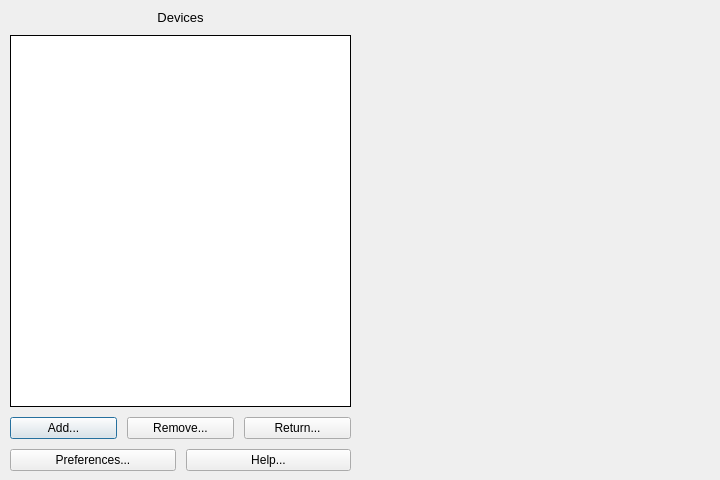
Before: the Qt Designer form src/forms/midimg-window.ui in nhielost/obs-midi-mg, drawn with Qt 5.
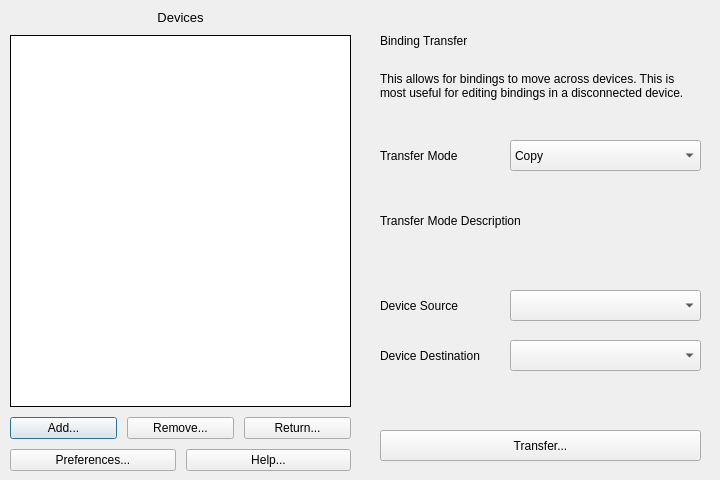
After: the same form once the commit is applied. The open tabs and pages were chosen to show the change.

Commit message: Implement transfer bindings

```diff
--- a/src/forms/midimg-window.ui
+++ b/src/forms/midimg-window.ui
@@ -4967,6 +4967,252 @@
      </property>
     </widget>
    </widget>
+   <widget class="QWidget" name="preferences_page_2">
+    <widget class="QComboBox" name="editor_transfer_mode">
+     <property name="geometry">
+      <rect>
+       <x>140</x>
+       <y>130</y>
+       <width>191</width>
+       <height>31</height>
+      </rect>
+     </property>
+     <property name="sizePolicy">
+      <sizepolicy hsizetype="Preferred" vsizetype="Fixed">
+       <horstretch>0</horstretch>
+       <verstretch>0</verstretch>
+      </sizepolicy>
+     </property>
+     <property name="font">
+      <font>
+       <family>Tahoma</family>
+       <pointsize>9</pointsize>
+      </font>
+     </property>
+     <item>
+      <property name="text">
+       <string>Copy</string>
+      </property>
+     </item>
+     <item>
+      <property name="text">
+       <string>Move</string>
+      </property>
+     </item>
+     <item>
+      <property name="text">
+       <string>Replace</string>
+      </property>
+     </item>
+    </widget>
+    <widget class="QComboBox" name="editor_transfer_dest">
+     <property name="geometry">
+      <rect>
+       <x>140</x>
+       <y>330</y>
+       <width>191</width>
+       <height>31</height>
+      </rect>
+     </property>
+     <property name="sizePolicy">
+      <sizepolicy hsizetype="Preferred" vsizetype="Fixed">
+       <horstretch>0</horstretch>
+       <verstretch>0</verstretch>
+      </sizepolicy>
+     </property>
+     <property name="font">
+      <font>
+       <family>Tahoma</family>
+       <pointsize>9</pointsize>
+      </font>
+     </property>
+    </widget>
+    <widget class="QLabel" name="text_binding_transfer">
+     <property name="geometry">
+      <rect>
+       <x>10</x>
+       <y>40</y>
+       <width>321</width>
+       <height>71</height>
+      </rect>
+     </property>
+     <property name="font">
+      <font>
+       <family>Tahoma</family>
+       <pointsize>9</pointsize>
+      </font>
+     </property>
+     <property name="text">
+      <string>This allows for bindings to move across devices. This is most useful for editing bindings in a disconnected device.</string>
+     </property>
+     <property name="wordWrap">
+      <bool>true</bool>
+     </property>
+    </widget>
+    <widget class="QLabel" name="label_transfer_dest">
+     <property name="geometry">
+      <rect>
+       <x>10</x>
+       <y>330</y>
+       <width>111</width>
+       <height>31</height>
+      </rect>
+     </property>
+     <property name="font">
+      <font>
+       <family>Tahoma</family>
+       <pointsize>9</pointsize>
+      </font>
+     </property>
+     <property name="text">
+      <string>Device Destination</string>
+     </property>
+     <property name="wordWrap">
+      <bool>true</bool>
+     </property>
+    </widget>
+    <widget class="QLabel" name="label_transfer_mode">
+     <property name="geometry">
+      <rect>
+       <x>10</x>
+       <y>130</y>
+       <width>111</width>
+       <height>31</height>
+      </rect>
+     </property>
+     <property name="font">
+      <font>
+       <family>Tahoma</family>
+       <pointsize>9</pointsize>
+      </font>
+     </property>
+     <property name="text">
+      <string>Transfer Mode</string>
+     </property>
+     <property name="wordWrap">
+      <bool>true</bool>
+     </property>
+    </widget>
+    <widget class="QLabel" name="label_transfer_source">
+     <property name="geometry">
+      <rect>
+       <x>10</x>
+       <y>280</y>
+       <width>111</width>
+       <height>31</height>
+      </rect>
+     </property>
+     <property name="font">
+      <font>
+       <family>Tahoma</family>
+       <pointsize>9</pointsize>
+      </font>
+     </property>
+     <property name="text">
+      <string>Device Source</string>
+     </property>
+     <property name="wordWrap">
+      <bool>true</bool>
+     </property>
+    </widget>
+    <widget class="QLabel" name="label_binding_transfer">
+     <property name="geometry">
+      <rect>
+       <x>10</x>
+       <y>20</y>
+       <width>321</width>
+       <height>21</height>
+      </rect>
+     </property>
+     <property name="font">
+      <font>
+       <family>Tahoma</family>
+       <pointsize>9</pointsize>
+      </font>
+     </property>
+     <property name="text">
+      <string>Binding Transfer</string>
+     </property>
+     <property name="wordWrap">
+      <bool>true</bool>
+     </property>
+    </widget>
+    <widget class="QComboBox" name="editor_transfer_source">
+     <property name="geometry">
+      <rect>
+       <x>140</x>
+       <y>280</y>
+       <width>191</width>
+       <height>31</height>
+      </rect>
+     </property>
+     <property name="sizePolicy">
+      <sizepolicy hsizetype="Preferred" vsizetype="Fixed">
+       <horstretch>0</horstretch>
+       <verstretch>0</verstretch>
+      </sizepolicy>
+     </property>
+     <property name="font">
+      <font>
+       <family>Tahoma</family>
+       <pointsize>9</pointsize>
+      </font>
+     </property>
+    </widget>
+    <widget class="QLabel" name="text_transfer_mode">
+     <property name="geometry">
+      <rect>
+       <x>10</x>
+       <y>170</y>
+       <width>321</width>
+       <height>81</height>
+      </rect>
+     </property>
+     <property name="font">
+      <font>
+       <family>Tahoma</family>
+       <pointsize>9</pointsize>
+      </font>
+     </property>
+     <property name="text">
+      <string>Transfer Mode Description</string>
+     </property>
+     <property name="wordWrap">
+      <bool>true</bool>
+     </property>
+    </widget>
+    <widget class="QPushButton" name="button_binding_transfer">
+     <property name="geometry">
+      <rect>
+       <x>10</x>
+       <y>420</y>
+       <width>321</width>
+       <height>31</height>
+      </rect>
+     </property>
+     <property name="sizePolicy">
+      <sizepolicy hsizetype="Preferred" vsizetype="Fixed">
+       <horstretch>0</horstretch>
+       <verstretch>0</verstretch>
+      </sizepolicy>
+     </property>
+     <property name="font">
+      <font>
+       <family>Tahoma</family>
+       <pointsize>9</pointsize>
+      </font>
+     </property>
+     <property name="cursor">
+      <cursorShape>PointingHandCursor</cursorShape>
+     </property>
+     <property name="text">
+      <string>Transfer...</string>
+     </property>
+     <property name="checkable">
+      <bool>false</bool>
+     </property>
+    </widget>
+   </widget>
   </widget>
  </widget>
  <resources/>
```
Left out of the diff: 44 changed lines with no effect on the pictures. The commit also changes 14 other files.
